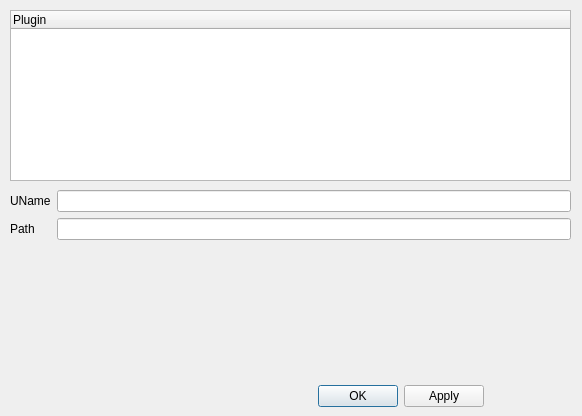
Qt form ui/gui/add_plugin.ui (TUB-Control/PaPI) before a commit.
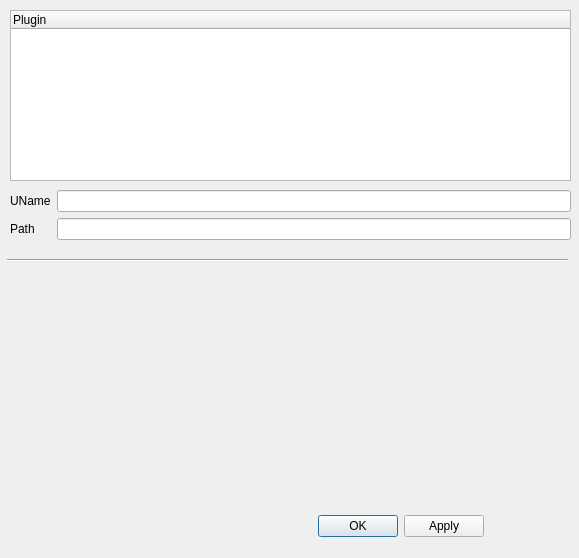
The same form after that commit.

What changed in the file:
```diff
--- a/ui/gui/add_plugin.ui
+++ b/ui/gui/add_plugin.ui
@@ -6,8 +6,8 @@
    <rect>
     <x>0</x>
     <y>0</y>
-    <width>582</width>
-    <height>416</height>
+    <width>579</width>
+    <height>558</height>
    </rect>
   </property>
   <property name="windowTitle">
@@ -17,7 +17,7 @@
    <property name="geometry">
     <rect>
      <x>230</x>
-     <y>380</y>
+     <y>510</y>
      <width>341</width>
      <height>32</height>
     </rect>
@@ -53,10 +53,13 @@
      <x>10</x>
      <y>190</y>
      <width>561</width>
-     <height>181</height>
+     <height>62</height>
     </rect>
    </property>
    <layout class="QFormLayout" name="formLayout">
+    <property name="fieldGrowthPolicy">
+     <enum>QFormLayout::AllNonFixedFieldsGrow</enum>
+    </property>
     <item row="0" column="0">
      <widget class="QLabel" name="label">
       <property name="text">
@@ -83,6 +86,30 @@
     </item>
    </layout>
   </widget>
+  <widget class="QWidget" name="formLayoutWidget_2">
+   <property name="geometry">
+    <rect>
+     <x>10</x>
+     <y>270</y>
+     <width>561</width>
+     <height>241</height>
+    </rect>
+   </property>
+   <layout class="QFormLayout" name="customFormLayout"/>
+  </widget>
+  <widget class="Line" name="line">
+   <property name="geometry">
+    <rect>
+     <x>7</x>
+     <y>250</y>
+     <width>561</width>
+     <height>20</height>
+    </rect>
+   </property>
+   <property name="orientation">
+    <enum>Qt::Horizontal</enum>
+   </property>
+  </widget>
  </widget>
  <resources/>
  <connections>
```
